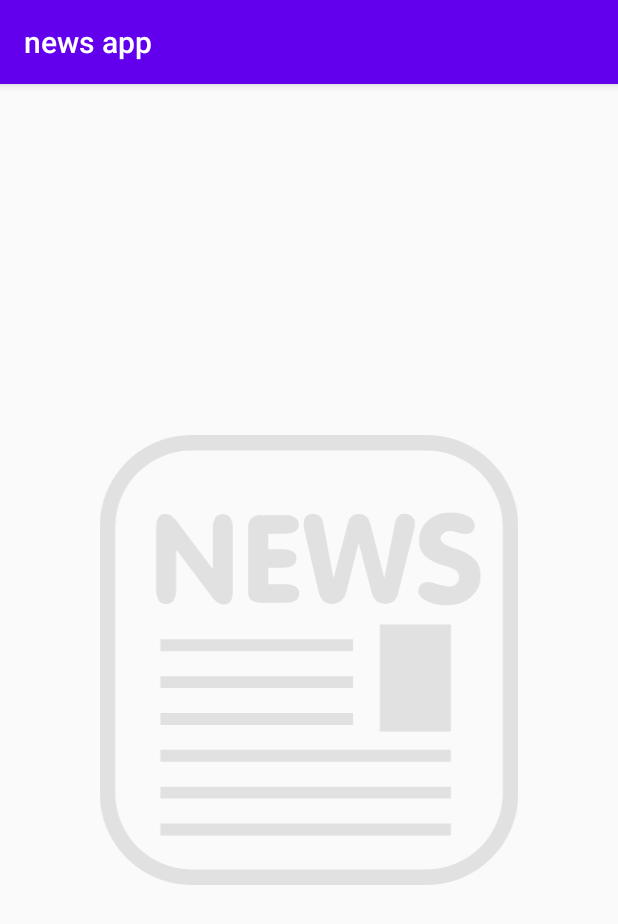
After one commit to mironoff2007/news-app, an Android app: the SplashScreen screen opened directly, with no data from a screen before it, on a phone screen of 412 x 824 dp. The commit adds this screen. Shown: the top 924 px of the screen. Run offline under Robolectric (Android 15) with nearby library versions, the phone set to English and light mode, and no system bars.

Commit message:
SplashScreen is added

```diff
--- a/app/src/main/AndroidManifest.xml
+++ b/app/src/main/AndroidManifest.xml
@@ -10,11 +10,11 @@
         android:roundIcon="@mipmap/ic_launcher_round"
         android:supportsRtl="true"
         android:theme="@style/AppTheme">
-        <activity android:name=".MainActivity"
+        <activity android:name=".MainActivity"></activity>
+        <activity android:name=".SplashScreen"
             android:exported="true">
             <intent-filter>
                 <action android:name="android.intent.action.MAIN" />
-
                 <category android:name="android.intent.category.LAUNCHER" />
             </intent-filter>
         </activity>
--- a/app/src/main/java/com/mironov/newsapp/MainActivity.kt
+++ b/app/src/main/java/com/mironov/newsapp/MainActivity.kt
@@ -1,13 +1,10 @@
 package com.mironov.newsapp
 
-import android.content.Context
 import androidx.appcompat.app.AppCompatActivity
 import android.os.Bundle
-import android.os.Debug
 import com.mironov.newsapp.NewsListFragment.Companion.TAG_NEWS_LIST_FRAGMENT
 
 class MainActivity : AppCompatActivity() {
-
 
     override fun onCreate(savedInstanceState: Bundle?) {
 
--- /dev/null
+++ b/app/src/main/java/com/mironov/newsapp/SplashScreen.kt
@@ -0,0 +1,25 @@
+package com.mironov.newsapp
+
+import android.content.Intent
+import androidx.appcompat.app.AppCompatActivity
+import android.os.Bundle
+import android.os.Handler
+import android.view.animation.AnimationUtils
+import android.widget.ImageView
+
+class SplashScreen : AppCompatActivity() {
+        override fun onCreate(savedInstanceState: Bundle?) {
+        super.onCreate(savedInstanceState)
+        setContentView(R.layout.activity_splash_screen)
+
+        val backgroundImage:ImageView = findViewById(R.id.logo_icon)
+        val sideAnimation = AnimationUtils.loadAnimation(this, R.anim.side_slide)
+        backgroundImage.startAnimation(sideAnimation)
+
+        Handler().postDelayed({
+            val intent = Intent(this, MainActivity::class.java)
+            startActivity(intent)
+            finish()
+        }, 2000)
+    }
+}
--- /dev/null
+++ b/app/src/main/res/anim/bottom_up.xml
@@ -0,0 +1,6 @@
+<set xmlns:android="http://schemas.android.com/apk/res/android">
+    <translate
+        android:duration="1000"
+        android:fromYDelta="0"
+        android:toYDelta="-100%" />
+</set>
--- /dev/null
+++ b/app/src/main/res/anim/side_slide.xml
@@ -0,0 +1,13 @@
+<?xml version="1.0" encoding="utf-8"?>
+<set xmlns:android="http://schemas.android.com/apk/res/android">
+<translate
+    android:fromXDelta="-50%"
+    android:fromYDelta="0%"
+    android:duration="1500"/>
+
+    <alpha
+        android:fromAlpha="0.1"
+        android:toAlpha="1.0"
+        android:duration="1500"/>
+
+</set>
--- /dev/null
+++ b/app/src/main/res/drawable/ic_logo.xml
@@ -0,0 +1,42 @@
+<vector xmlns:android="http://schemas.android.com/apk/res/android"
+    android:width="107.46dp"
+    android:height="115.23dp"
+    android:viewportWidth="107.46"
+    android:viewportHeight="115.23">
+  <path
+      android:fillColor="#FF000000"
+      android:pathData="M83.93,115.23H23.53A23.56,23.56 0,0 1,0 91.7V23.53A23.56,23.56 0,0 1,23.53 0h60.4a23.55,23.55 0,0 1,23.53 23.53V91.7A23.55,23.55 0,0 1,83.93 115.23ZM23.53,4A19.55,19.55 0,0 0,4 23.53V91.7a19.55,19.55 0,0 0,19.53 19.53h60.4A19.55,19.55 0,0 0,103.46 91.7V23.53A19.55,19.55 0,0 0,83.93 4Z"/>
+  <path
+      android:fillColor="#FF000000"
+      android:pathData="M19.64,39.63A4.79,4.79 0,0 1,19 42.36a2.23,2.23 0,0 1,-1.93 0.89,2.22 2.22,0 0,1 -1.93,-0.89 4.79,4.79 0,0 1,-0.63 -2.73v-16a4.46,4.46 0,0 1,0.59 -2.57,2 2,0 0,1 1.78,-0.85 2.67,2.67 0,0 1,1.4 0.38,5.12 5.12,0 0,1 1.32,1.27l9.44,12.47V23.87a4.8,4.8 0,0 1,0.63 -2.74,2.51 2.51,0 0,1 3.85,0 4.72,4.72 0,0 1,0.64 2.74V40.2a4.08,4.08 0,0 1,-0.57 2.41,2.07 2.07,0 0,1 -1.78,0.78 2.61,2.61 0,0 1,-1.49 -0.45,5.91 5.91,0 0,1 -1.44,-1.41L19.64,29.3Z"/>
+  <path
+      android:fillColor="#FF000000"
+      android:pathData="M47.43,20.52a5.12,5.12 0,0 1,2.73 0.59,2 2,0 0,1 0.91,1.82 2,2 0,0 1,-0.9 1.77,5.13 5.13,0 0,1 -2.74,0.58H43.27v4h3.59a5.13,5.13 0,0 1,2.74 0.58,2 2,0 0,1 0.9,1.79 2,2 0,0 1,-0.9 1.78,5.13 5.13,0 0,1 -2.74,0.58H43.27v4.21h4.31a5.21,5.21 0,0 1,2.75 0.58,2.24 2.24,0 0,1 0,3.57 5.11,5.11 0,0 1,-2.75 0.59h-6a4.11,4.11 0,0 1,-2.73 -0.68,3.39 3.39,0 0,1 -0.74,-2.55V24.12a4,4 0,0 1,0.78 -2.83,3.91 3.91,0 0,1 2.75,-0.77Z"/>
+  <path
+      android:fillColor="#FF000000"
+      android:pathData="M63.31,40.11A4.37,4.37 0,0 1,62 42.44a3.52,3.52 0,0 1,-2.38 0.81,3.14 3.14,0 0,1 -2.27,-0.77 5.13,5.13 0,0 1,-1.23 -2.6L52.38,23.63c0,-0.12 0,-0.26 0,-0.41a6.57,6.57 0,0 1,0 -0.71A2.12,2.12 0,0 1,53 20.83a2.71,2.71 0,0 1,1.87 -0.63,2.37 2.37,0 0,1 1.64,0.58 2.86,2.86 0,0 1,0.83 1.67l2.68,14.26 3.73,-14.32a2.84,2.84 0,0 1,1 -1.62,3 3,0 0,1 1.84,-0.54 2.82,2.82 0,0 1,1.8 0.55,3 3,0 0,1 1,1.67l3.67,14.26 2.68,-13.92a3.77,3.77 0,0 1,0.87 -2,2.35 2.35,0 0,1 1.72,-0.6 2.53,2.53 0,0 1,1.82 0.67,2.25 2.25,0 0,1 0.71,1.7 6.4,6.4 0,0 1,0 0.73c0,0.27 -0.09,0.53 -0.15,0.79L76.76,39.88a5.32,5.32 0,0 1,-1.25 2.7,4 4,0 0,1 -4.49,0 4,4 0,0 1,-1.2 -2.18L66.48,27.57Z"/>
+  <path
+      android:fillColor="#FF000000"
+      android:pathData="M97.74,36a6.91,6.91 0,0 1,-2.4 5.47A9.28,9.28 0,0 1,89 43.58a11.23,11.23 0,0 1,-5.13 -1.08c-1.42,-0.72 -2.13,-1.56 -2.13,-2.53a2.16,2.16 0,0 1,0.69 -1.67,2.6 2.6,0 0,1 1.84,-0.63 10.55,10.55 0,0 1,2.39 0.57,10.62 10.62,0 0,0 3.07,0.57 2.56,2.56 0,0 0,1.8 -0.66,2.12 2.12,0 0,0 0.73,-1.65 2.17,2.17 0,0 0,-0.74 -1.71,9.54 9.54,0 0,0 -3.18,-1.39 11.59,11.59 0,0 1,-4.94 -2.49A5.37,5.37 0,0 1,82 27a6.49,6.49 0,0 1,2.26 -5.12,8.57 8.57,0 0,1 5.88,-2 9,9 0,0 1,4.4 0.95,2.75 2.75,0 0,1 1.73,2.36 2.13,2.13 0,0 1,-0.61 1.6,2.34 2.34,0 0,1 -1.69,0.58A8.23,8.23 0,0 1,92 25a7.84,7.84 0,0 0,-2 -0.4,2.84 2.84,0 0,0 -1.82,0.54 1.67,1.67 0,0 0,-0.68 1.39c0,0.91 1,1.69 3,2.31l1.08,0.34a11,11 0,0 1,4.71 2.72A5.93,5.93 0,0 1,97.74 36Z"/>
+  <path
+      android:fillColor="#FF000000"
+      android:pathData="M15.57,52.31h49.46v3.04h-49.46z"/>
+  <path
+      android:fillColor="#FF000000"
+      android:pathData="M15.57,61.75h49.46v3.04h-49.46z"/>
+  <path
+      android:fillColor="#FF000000"
+      android:pathData="M15.57,71.18h49.46v3.05h-49.46z"/>
+  <path
+      android:fillColor="#FF000000"
+      android:pathData="M15.57,80.62h74.57v3.04h-74.57z"/>
+  <path
+      android:fillColor="#FF000000"
+      android:pathData="M15.57,90.06h74.57v3.04h-74.57z"/>
+  <path
+      android:fillColor="#FF000000"
+      android:pathData="M15.57,99.49h74.57v3.04h-74.57z"/>
+  <path
+      android:fillColor="#FF000000"
+      android:pathData="M71.88,48.51h18.26v27.4h-18.26z"/>
+</vector>
--- /dev/null
+++ b/app/src/main/res/layout/activity_splash_screen.xml
@@ -0,0 +1,22 @@
+<?xml version="1.0" encoding="utf-8"?>
+<androidx.constraintlayout.widget.ConstraintLayout xmlns:android="http://schemas.android.com/apk/res/android"
+    xmlns:app="http://schemas.android.com/apk/res-auto"
+    xmlns:tools="http://schemas.android.com/tools"
+    android:layout_width="match_parent"
+    android:layout_height="match_parent"
+    tools:context=".SplashScreen">
+
+
+    <ImageView
+        android:id="@+id/logo_icon"
+        android:layout_width="300dp"
+        android:layout_height="300dp"
+        android:src="@drawable/ic_logo"
+        app:layout_constraintLeft_toLeftOf="parent"
+        app:layout_constraintTop_toTopOf="parent"
+        app:layout_constraintBottom_toBottomOf="parent"
+        app:layout_constraintRight_toRightOf="parent"
+        />
+
+
+</androidx.constraintlayout.widget.ConstraintLayout>
--- a/build.gradle
+++ b/build.gradle
@@ -10,7 +10,7 @@ buildscript {
 
     }
     dependencies {
-        classpath 'com.android.tools.build:gradle:7.1.1'
+        classpath 'com.android.tools.build:gradle:3.6.4'
         classpath "org.jetbrains.kotlin:kotlin-gradle-plugin:$kotlin_version"
 
         // NOTE: Do not place your application dependencies here; they belong
```
Also changed, not shown: gradle/wrapper/gradle-wrapper.properties, 1 other file.
